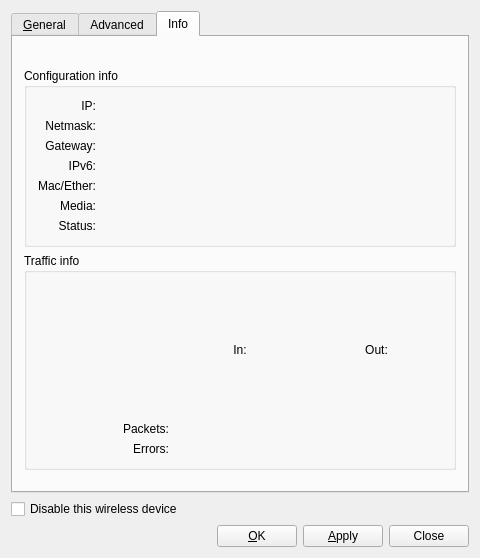
Old version of the form src/wificonfig/wificonfigwidgetbase.ui in the repository Peter2121/pc-networkmanager.
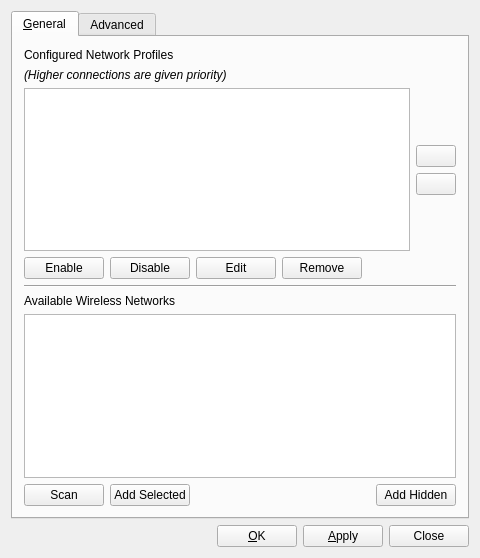
New version of the form. The open tabs and pages were chosen to show the change. Icons and pictures are not drawn.

Commit message: Implement writing WPA config: enable/disable and priority

```diff
--- a/src/wificonfig/wificonfigwidgetbase.ui
+++ b/src/wificonfig/wificonfigwidgetbase.ui
@@ -18,50 +18,7 @@
     <normaloff>:/tray_wifi85.png</normaloff>:/tray_wifi85.png</iconset>
   </property>
   <layout class="QGridLayout">
-   <item row="2" column="3">
-    <widget class="QPushButton" name="buttonCancel">
-     <property name="text">
-      <string>Close</string>
-     </property>
-     <property name="shortcut">
-      <string/>
-     </property>
-    </widget>
-   </item>
-   <item row="1" column="0" colspan="4">
-    <widget class="QCheckBox" name="checkDisableWireless">
-     <property name="text">
-      <string>Disable this wireless device</string>
-     </property>
-    </widget>
-   </item>
-   <item row="2" column="2">
-    <widget class="QPushButton" name="pushApply">
-     <property name="text">
-      <string>&amp;Apply</string>
-     </property>
-     <property name="shortcut">
-      <string>Alt+A</string>
-     </property>
-    </widget>
-   </item>
-   <item row="2" column="0">
-    <spacer name="spacer1">
-     <property name="orientation">
-      <enum>Qt::Horizontal</enum>
-     </property>
-     <property name="sizeType">
-      <enum>QSizePolicy::Expanding</enum>
-     </property>
-     <property name="sizeHint" stdset="0">
-      <size>
-       <width>100</width>
-       <height>21</height>
-      </size>
-     </property>
-    </spacer>
-   </item>
-   <item row="2" column="1">
+   <item row="1" column="1">
     <widget class="QPushButton" name="pushOK">
      <property name="text">
       <string>&amp;OK</string>
@@ -71,6 +28,16 @@
      </property>
     </widget>
    </item>
+   <item row="1" column="2">
+    <widget class="QPushButton" name="pushApply">
+     <property name="text">
+      <string>&amp;Apply</string>
+     </property>
+     <property name="shortcut">
+      <string>Alt+A</string>
+     </property>
+    </widget>
+   </item>
    <item row="0" column="0" colspan="4">
     <widget class="QTabWidget" name="tabMainWidget">
      <property name="currentIndex">
@@ -363,75 +330,6 @@
          </property>
         </widget>
        </item>
-       <item>
-        <layout class="QVBoxLayout" name="verticalLayout_2">
-         <item>
-          <widget class="QCheckBox" name="checkDHCP">
-           <property name="text">
-            <string>O&amp;btain IP automatically (DHCP)</string>
-           </property>
-           <property name="shortcut">
-            <string>Alt+B</string>
-           </property>
-          </widget>
-         </item>
-         <item>
-          <widget class="QGroupBox" name="groupBoxIP">
-           <property name="title">
-            <string>Assign static IP address</string>
-           </property>
-           <layout class="QGridLayout" name="_2">
-            <item row="0" column="0">
-             <widget class="QLabel" name="textLabel3">
-              <property name="text">
-               <string>IP:</string>
-              </property>
-              <property name="alignment">
-               <set>Qt::AlignRight|Qt::AlignTrailing|Qt::AlignVCenter</set>
-              </property>
-              <property name="wordWrap">
-               <bool>false</bool>
-              </property>
-             </widget>
-            </item>
-            <item row="1" column="0">
-             <widget class="QLabel" name="textLabel3_2">
-              <property name="text">
-               <string>Netmask:</string>
-              </property>
-              <property name="alignment">
-               <set>Qt::AlignRight|Qt::AlignTrailing|Qt::AlignVCenter</set>
-              </property>
-              <property name="wordWrap">
-               <bool>false</bool>
-              </property>
-             </widget>
-            </item>
-            <item row="1" column="1">
-             <widget class="QLineEdit" name="lineNetmask">
-              <property name="inputMask">
-               <string>999\.999\.999\.999</string>
-              </property>
-              <property name="alignment">
-               <set>Qt::AlignHCenter</set>
-              </property>
-             </widget>
-            </item>
-            <item row="0" column="1">
-             <widget class="QLineEdit" name="lineIP">
-              <property name="inputMask">
-               <string>999\.999\.999\.999</string>
-              </property>
-              <property name="alignment">
-               <set>Qt::AlignHCenter</set>
-              </property>
-             </widget>
-            </item>
-           </layout>
-          </widget>
-         </item>
-        </layout>
-       </item>
        <item>
         <widget class="QGroupBox" name="groupCountryCode">
          <property name="title">
@@ -468,388 +366,34 @@
        </item>
       </layout>
      </widget>
-     <widget class="QWidget" name="TabPage2">
-      <attribute name="title">
-       <string>Info</string>
-      </attribute>
-      <layout class="QGridLayout">
-       <item row="0" column="0">
-        <widget class="QLabel" name="textInfoName">
-         <property name="text">
-          <string/>
-         </property>
-         <property name="wordWrap">
-          <bool>false</bool>
-         </property>
-        </widget>
-       </item>
-       <item row="1" column="0">
-        <widget class="QGroupBox" name="groupBox4">
-         <property name="title">
-          <string>Configuration info</string>
-         </property>
-         <layout class="QGridLayout">
-          <item row="0" column="0">
-           <widget class="QLabel" name="textLabel3_3">
-            <property name="sizePolicy">
-             <sizepolicy hsizetype="Minimum" vsizetype="Preferred">
-              <horstretch>0</horstretch>
-              <verstretch>0</verstretch>
-             </sizepolicy>
-            </property>
-            <property name="text">
-             <string>IP:</string>
-            </property>
-            <property name="alignment">
-             <set>Qt::AlignRight|Qt::AlignTrailing|Qt::AlignVCenter</set>
-            </property>
-            <property name="wordWrap">
-             <bool>false</bool>
-            </property>
-           </widget>
-          </item>
-          <item row="4" column="0">
-           <widget class="QLabel" name="textLabel3_2_2_2_2">
-            <property name="sizePolicy">
-             <sizepolicy hsizetype="Minimum" vsizetype="Preferred">
-              <horstretch>0</horstretch>
-              <verstretch>0</verstretch>
-             </sizepolicy>
-            </property>
-            <property name="text">
-             <string>Mac/Ether:</string>
-            </property>
-            <property name="alignment">
-             <set>Qt::AlignRight|Qt::AlignTrailing|Qt::AlignVCenter</set>
-            </property>
-            <property name="wordWrap">
-             <bool>false</bool>
-            </property>
-           </widget>
-          </item>
-          <item row="4" column="1">
-           <widget class="QLabel" name="textMac">
-            <property name="text">
-             <string/>
-            </property>
-            <property name="wordWrap">
-             <bool>false</bool>
-            </property>
-           </widget>
-          </item>
-          <item row="1" column="0">
-           <widget class="QLabel" name="textLabel3_2_2">
-            <property name="sizePolicy">
-             <sizepolicy hsizetype="Minimum" vsizetype="Preferred">
-              <horstretch>0</horstretch>
-              <verstretch>0</verstretch>
-             </sizepolicy>
-            </property>
-            <property name="text">
-             <string>Netmask:</string>
-            </property>
-            <property name="alignment">
-             <set>Qt::AlignRight|Qt::AlignTrailing|Qt::AlignVCenter</set>
-            </property>
-            <property name="wordWrap">
-             <bool>false</bool>
-            </property>
-           </widget>
-          </item>
-          <item row="2" column="0">
-           <widget class="QLabel" name="textLabel3_2_3">
-            <property name="text">
-             <string>Gateway:</string>
-            </property>
-            <property name="alignment">
-             <set>Qt::AlignRight|Qt::AlignTrailing|Qt::AlignVCenter</set>
-            </property>
-            <property name="wordWrap">
-             <bool>false</bool>
-            </property>
-           </widget>
-          </item>
-          <item row="3" column="0">
-           <widget class="QLabel" name="textLabel3_2_3_2">
-            <property name="text">
-             <string>IPv6:</string>
-            </property>
-            <property name="alignment">
-             <set>Qt::AlignRight|Qt::AlignTrailing|Qt::AlignVCenter</set>
-            </property>
-            <property name="wordWrap">
-             <bool>false</bool>
-            </property>
-           </widget>
-          </item>
-          <item row="3" column="1">
-           <widget class="QLabel" name="textIPv6">
-            <property name="text">
-             <string/>
-            </property>
-            <property name="wordWrap">
-             <bool>false</bool>
-            </property>
-           </widget>
-          </item>
-          <item row="2" column="1">
-           <widget class="QLabel" name="textGateway">
-            <property name="text">
-             <string/>
-            </property>
-            <property name="wordWrap">
-             <bool>false</bool>
-            </property>
-           </widget>
-          </item>
-          <item row="1" column="1">
-           <widget class="QLabel" name="textNetmask">
-            <property name="sizePolicy">
-             <sizepolicy hsizetype="Expanding" vsizetype="Preferred">
-              <horstretch>0</horstretch>
-              <verstretch>0</verstretch>
-             </sizepolicy>
-            </property>
-            <property name="text">
-             <string/>
-            </property>
-            <property name="wordWrap">
-             <bool>false</bool>
-            </property>
-           </widget>
-          </item>
-          <item row="0" column="1">
-           <widget class="QLabel" name="textIP">
-            <property name="sizePolicy">
-             <sizepolicy hsizetype="Expanding" vsizetype="Preferred">
-              <horstretch>0</horstretch>
-              <verstretch>0</verstretch>
-             </sizepolicy>
-            </property>
-            <property name="text">
-             <string/>
-            </property>
-            <property name="wordWrap">
-             <bool>false</bool>
-            </property>
-           </widget>
-          </item>
-          <item row="6" column="0">
-           <widget class="QLabel" name="textLabel3_2_2_2">
-            <property name="sizePolicy">
-             <sizepolicy hsizetype="Minimum" vsizetype="Preferred">
-              <horstretch>0</horstretch>
-              <verstretch>0</verstretch>
-             </sizepolicy>
-            </property>
-            <property name="text">
-             <string>Status:</string>
-            </property>
-            <property name="alignment">
-             <set>Qt::AlignRight|Qt::AlignTrailing|Qt::AlignVCenter</set>
-            </property>
-            <property name="wordWrap">
-             <bool>false</bool>
-            </property>
-           </widget>
-          </item>
-          <item row="6" column="1">
-           <widget class="QLabel" name="textStatus">
-            <property name="text">
-             <string/>
-            </property>
-            <property name="wordWrap">
-             <bool>false</bool>
-            </property>
-           </widget>
-          </item>
-          <item row="5" column="1">
-           <widget class="QLabel" name="textMedia">
-            <property name="text">
-             <string/>
-            </property>
-            <property name="scaledContents">
-             <bool>true</bool>
-            </property>
-            <property name="alignment">
-             <set>Qt::AlignVCenter</set>
-            </property>
-            <property name="wordWrap">
-             <bool>true</bool>
-            </property>
-           </widget>
-          </item>
-          <item row="5" column="0">
-           <widget class="QLabel" name="textLabel3_2_2_2_3">
-            <property name="sizePolicy">
-             <sizepolicy hsizetype="Minimum" vsizetype="Preferred">
-              <horstretch>0</horstretch>
-              <verstretch>0</verstretch>
-             </sizepolicy>
-            </property>
-            <property name="text">
-             <string>Media:</string>
-            </property>
-            <property name="alignment">
-             <set>Qt::AlignRight|Qt::AlignTrailing|Qt::AlignVCenter</set>
-            </property>
-            <property name="wordWrap">
-             <bool>false</bool>
-            </property>
-           </widget>
-          </item>
-         </layout>
-        </widget>
-       </item>
-       <item row="2" column="0">
-        <widget class="QGroupBox" name="groupBox5">
-         <property name="title">
-          <string>Traffic info</string>
-         </property>
-         <layout class="QGridLayout">
-          <item row="1" column="2">
-           <widget class="QLabel" name="textPacketsOut">
-            <property name="text">
-             <string/>
-            </property>
-            <property name="alignment">
-             <set>Qt::AlignCenter</set>
-            </property>
-            <property name="wordWrap">
-             <bool>false</bool>
-            </property>
-           </widget>
-          </item>
-          <item row="1" column="1">
-           <widget class="QLabel" name="textPacketsIn">
-            <property name="text">
-             <string/>
-            </property>
-            <property name="alignment">
-             <set>Qt::AlignCenter</set>
-            </property>
-            <property name="wordWrap">
-             <bool>false</bool>
-            </property>
-           </widget>
-          </item>
-          <item row="2" column="2">
-           <widget class="QLabel" name="textPacketsOutErrors">
-            <property name="text">
-             <string/>
-            </property>
-            <property name="alignment">
-             <set>Qt::AlignCenter</set>
-            </property>
-            <property name="wordWrap">
-             <bool>false</bool>
-            </property>
-           </widget>
-          </item>
-          <item row="2" column="1">
-           <widget class="QLabel" name="textPacketsInErrors">
-            <property name="text">
-             <string/>
-            </property>
-            <property name="alignment">
-             <set>Qt::AlignCenter</set>
-            </property>
-            <property name="wordWrap">
-             <bool>false</bool>
-            </property>
-           </widget>
-          </item>
-          <item row="1" column="0">
-           <widget class="QLabel" name="textLabel6">
-            <property name="text">
-             <string>Packets:</string>
-            </property>
-            <property name="alignment">
-             <set>Qt::AlignRight|Qt::AlignTrailing|Qt::AlignVCenter</set>
-            </property>
-            <property name="wordWrap">
-             <bool>false</bool>
-            </property>
-           </widget>
-          </item>
-          <item row="2" column="0">
-           <widget class="QLabel" name="textLabel6_2">
-            <property name="text">
-             <string>Errors:</string>
-            </property>
-            <property name="alignment">
-             <set>Qt::AlignRight|Qt::AlignTrailing|Qt::AlignVCenter</set>
-            </property>
-            <property name="wordWrap">
-             <bool>false</bool>
-            </property>
-           </widget>
-          </item>
-          <item row="0" column="0">
-           <spacer name="spacer8_2">
-            <property name="orientation">
-             <enum>Qt::Vertical</enum>
-            </property>
-            <property name="sizeType">
-             <enum>QSizePolicy::Expanding</enum>
-            </property>
-            <property name="sizeHint" stdset="0">
-             <size>
-              <width>20</width>
-              <height>20</height>
-             </size>
-            </property>
-           </spacer>
-          </item>
-          <item row="0" column="1">
-           <widget class="QLabel" name="textLabel5">
-            <property name="text">
-             <string>In:</string>
-            </property>
-            <property name="alignment">
-             <set>Qt::AlignCenter</set>
-            </property>
-            <property name="wordWrap">
-             <bool>false</bool>
-            </property>
-           </widget>
-          </item>
-          <item row="0" column="2">
-           <widget class="QLabel" name="textLabel5_2">
-            <property name="text">
-             <string>Out:</string>
-            </property>
-            <property name="alignment">
-             <set>Qt::AlignCenter</set>
-            </property>
-            <property name="wordWrap">
-             <bool>false</bool>
-            </property>
-           </widget>
-          </item>
-         </layout>
-        </widget>
-       </item>
-       <item row="3" column="0">
-        <spacer name="spacer9">
-         <property name="orientation">
-          <enum>Qt::Vertical</enum>
-         </property>
-         <property name="sizeType">
-          <enum>QSizePolicy::Fixed</enum>
-         </property>
-         <property name="sizeHint" stdset="0">
-          <size>
-           <width>300</width>
-           <height>10</height>
-          </size>
-         </property>
-        </spacer>
-       </item>
-      </layout>
-     </widget>
     </widget>
    </item>
+   <item row="1" column="3">
+    <widget class="QPushButton" name="buttonCancel">
+     <property name="text">
+      <string>Close</string>
+     </property>
+     <property name="shortcut">
+      <string/>
+     </property>
+    </widget>
+   </item>
+   <item row="1" column="0">
+    <spacer name="spacer1">
+     <property name="orientation">
+      <enum>Qt::Horizontal</enum>
+     </property>
+     <property name="sizeType">
+      <enum>QSizePolicy::Expanding</enum>
+     </property>
+     <property name="sizeHint" stdset="0">
+      <size>
+       <width>100</width>
+       <height>21</height>
+      </size>
+     </property>
+    </spacer>
+   </item>
   </layout>
  </widget>
  <layoutdefault spacing="6" margin="11"/>
```
Left out of the diff: 17 changed lines with no effect on the pictures. The commit also changes 6 other files.
